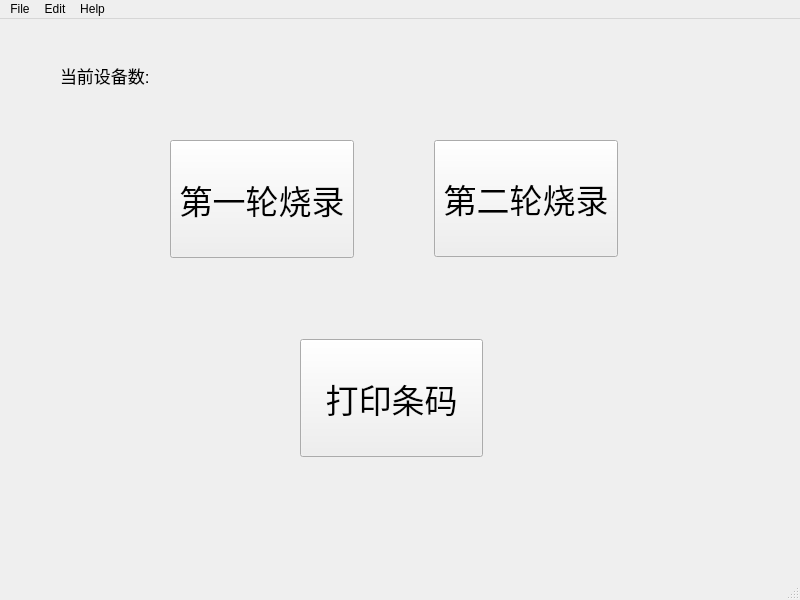
Before: the Qt Designer form designer/mainwindow.ui in rubin0513/PyQt5Fastboot, drawn with Qt 5.
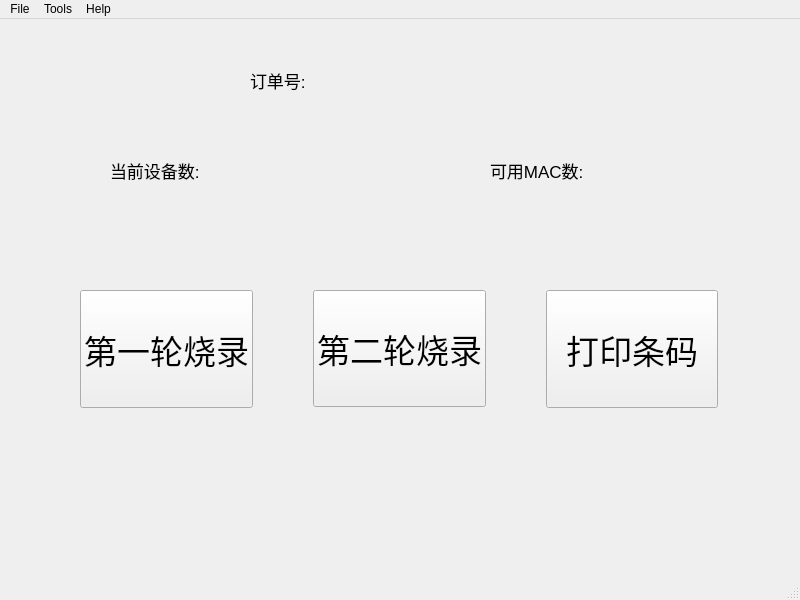
After: the same form once the commit is applied.

Diff of the .ui file:
```diff
--- a/designer/mainwindow.ui
+++ b/designer/mainwindow.ui
@@ -29,15 +29,213 @@
    <widget class="QWidget" name="layoutWidget">
     <property name="geometry">
      <rect>
-      <x>170</x>
-      <y>120</y>
-      <width>448</width>
+      <x>110</x>
+      <y>130</y>
+      <width>218</width>
+      <height>42</height>
+     </rect>
+    </property>
+    <property name="minimumSize">
+     <size>
+      <width>0</width>
+      <height>40</height>
+     </size>
+    </property>
+    <layout class="QHBoxLayout" name="horizontalLayout_2">
+     <property name="spacing">
+      <number>36</number>
+     </property>
+     <item>
+      <widget class="QLabel" name="label_cur">
+       <property name="minimumSize">
+        <size>
+         <width>100</width>
+         <height>40</height>
+        </size>
+       </property>
+       <property name="maximumSize">
+        <size>
+         <width>100</width>
+         <height>40</height>
+        </size>
+       </property>
+       <property name="font">
+        <font>
+         <pointsize>13</pointsize>
+        </font>
+       </property>
+       <property name="text">
+        <string>当前设备数:</string>
+       </property>
+      </widget>
+     </item>
+     <item>
+      <widget class="QLabel" name="label_count">
+       <property name="minimumSize">
+        <size>
+         <width>80</width>
+         <height>40</height>
+        </size>
+       </property>
+       <property name="maximumSize">
+        <size>
+         <width>80</width>
+         <height>40</height>
+        </size>
+       </property>
+       <property name="font">
+        <font>
+         <pointsize>12</pointsize>
+        </font>
+       </property>
+       <property name="text">
+        <string/>
+       </property>
+      </widget>
+     </item>
+    </layout>
+   </widget>
+   <widget class="QWidget" name="layoutWidget_2">
+    <property name="geometry">
+     <rect>
+      <x>490</x>
+      <y>130</y>
+      <width>218</width>
+      <height>42</height>
+     </rect>
+    </property>
+    <property name="minimumSize">
+     <size>
+      <width>0</width>
+      <height>40</height>
+     </size>
+    </property>
+    <layout class="QHBoxLayout" name="horizontalLayout_6">
+     <property name="spacing">
+      <number>36</number>
+     </property>
+     <item>
+      <widget class="QLabel" name="label_curmac">
+       <property name="minimumSize">
+        <size>
+         <width>100</width>
+         <height>40</height>
+        </size>
+       </property>
+       <property name="maximumSize">
+        <size>
+         <width>100</width>
+         <height>40</height>
+        </size>
+       </property>
+       <property name="font">
+        <font>
+         <pointsize>13</pointsize>
+        </font>
+       </property>
+       <property name="text">
+        <string>可用MAC数:</string>
+       </property>
+      </widget>
+     </item>
+     <item>
+      <widget class="QLabel" name="label_maccount">
+       <property name="minimumSize">
+        <size>
+         <width>80</width>
+         <height>40</height>
+        </size>
+       </property>
+       <property name="maximumSize">
+        <size>
+         <width>80</width>
+         <height>40</height>
+        </size>
+       </property>
+       <property name="font">
+        <font>
+         <pointsize>12</pointsize>
+        </font>
+       </property>
+       <property name="text">
+        <string/>
+       </property>
+      </widget>
+     </item>
+    </layout>
+   </widget>
+   <widget class="QWidget" name="layoutWidget">
+    <property name="geometry">
+     <rect>
+      <x>250</x>
+      <y>40</y>
+      <width>268</width>
+      <height>42</height>
+     </rect>
+    </property>
+    <layout class="QHBoxLayout" name="horizontalLayout_4">
+     <item>
+      <widget class="QLabel" name="label_order">
+       <property name="minimumSize">
+        <size>
+         <width>80</width>
+         <height>40</height>
+        </size>
+       </property>
+       <property name="maximumSize">
+        <size>
+         <width>80</width>
+         <height>40</height>
+        </size>
+       </property>
+       <property name="font">
+        <font>
+         <pointsize>13</pointsize>
+        </font>
+       </property>
+       <property name="text">
+        <string>订单号:</string>
+       </property>
+      </widget>
+     </item>
+     <item>
+      <widget class="QLabel" name="lineedit_order">
+       <property name="minimumSize">
+        <size>
+         <width>180</width>
+         <height>40</height>
+        </size>
+       </property>
+       <property name="maximumSize">
+        <size>
+         <width>180</width>
+         <height>40</height>
+        </size>
+       </property>
+       <property name="font">
+        <font>
+         <pointsize>12</pointsize>
+        </font>
+       </property>
+       <property name="text">
+        <string/>
+       </property>
+      </widget>
+     </item>
+    </layout>
+   </widget>
+   <widget class="QWidget" name="layoutWidget">
+    <property name="geometry">
+     <rect>
+      <x>80</x>
+      <y>270</y>
+      <width>638</width>
       <height>120</height>
      </rect>
     </property>
     <layout class="QHBoxLayout" name="horizontalLayout">
      <property name="spacing">
-      <number>80</number>
+      <number>60</number>
      </property>
      <item>
       <widget class="QPushButton" name="firstRoundButton">
@@ -56,7 +254,7 @@
         <string>第一轮烧录</string>
        </property>
        <property name="checkable">
-        <bool>true</bool>
+        <bool>false</bool>
        </property>
       </widget>
      </item>
@@ -77,97 +275,28 @@
         <string>第二轮烧录</string>
        </property>
        <property name="checkable">
-        <bool>true</bool>
+        <bool>false</bool>
        </property>
       </widget>
      </item>
-    </layout>
-   </widget>
-   <widget class="QPushButton" name="printButton">
-    <property name="geometry">
-     <rect>
-      <x>300</x>
-      <y>320</y>
-      <width>183</width>
-      <height>118</height>
-     </rect>
-    </property>
-    <property name="minimumSize">
-     <size>
-      <width>0</width>
-      <height>118</height>
-     </size>
-    </property>
-    <property name="font">
-     <font>
-      <pointsize>25</pointsize>
-     </font>
-    </property>
-    <property name="text">
-     <string>打印条码</string>
-    </property>
-    <property name="checkable">
-     <bool>true</bool>
-    </property>
-   </widget>
-   <widget class="QWidget" name="layoutWidget">
-    <property name="geometry">
-     <rect>
-      <x>60</x>
-      <y>40</y>
-      <width>218</width>
-      <height>32</height>
-     </rect>
-    </property>
-    <layout class="QHBoxLayout" name="horizontalLayout_2">
-     <property name="spacing">
-      <number>36</number>
-     </property>
      <item>
-      <widget class="QLabel" name="label_cur">
+      <widget class="QPushButton" name="printButton">
        <property name="minimumSize">
         <size>
-         <width>100</width>
-         <height>30</height>
+         <width>0</width>
+         <height>118</height>
         </size>
        </property>
-       <property name="maximumSize">
-        <size>
-         <width>100</width>
-         <height>30</height>
-        </size>
-       </property>
        <property name="font">
         <font>
-         <pointsize>13</pointsize>
+         <pointsize>25</pointsize>
         </font>
        </property>
        <property name="text">
-        <string>当前设备数:</string>
+        <string>打印条码</string>
        </property>
-      </widget>
-     </item>
-     <item>
-      <widget class="QLabel" name="label_count">
-       <property name="minimumSize">
-        <size>
-         <width>80</width>
-         <height>30</height>
-        </size>
-       </property>
-       <property name="maximumSize">
-        <size>
-         <width>80</width>
-         <height>30</height>
-        </size>
-       </property>
-       <property name="font">
-        <font>
-         <pointsize>12</pointsize>
-        </font>
-       </property>
-       <property name="text">
-        <string/>
+       <property name="checkable">
+        <bool>false</bool>
        </property>
       </widget>
      </item>
@@ -189,11 +318,6 @@
     </property>
     <addaction name="separator"/>
     <addaction name="actionExit"/>
-   </widget>
-   <widget class="QMenu" name="menuEdit">
-    <property name="title">
-     <string>Edit</string>
-    </property>
     <addaction name="separator"/>
     <addaction name="actionCopy"/>
     <addaction name="separator"/>
@@ -209,9 +333,18 @@
     <addaction name="actionHelp"/>
     <addaction name="separator"/>
     <addaction name="actionAbout"/>
+    <addaction name="separator"/>
+   </widget>
+   <widget class="QMenu" name="menuTools">
+    <property name="title">
+     <string>Tools</string>
+    </property>
+    <addaction name="separator"/>
+    <addaction name="action_backupDB"/>
+    <addaction name="separator"/>
    </widget>
    <addaction name="menuFile"/>
-   <addaction name="menuEdit"/>
+   <addaction name="menuTools"/>
    <addaction name="menuHelp"/>
   </widget>
   <widget class="QStatusBar" name="statusbar"/>
```
Left out of the diff: 23 changed lines with no effect on the pictures.
